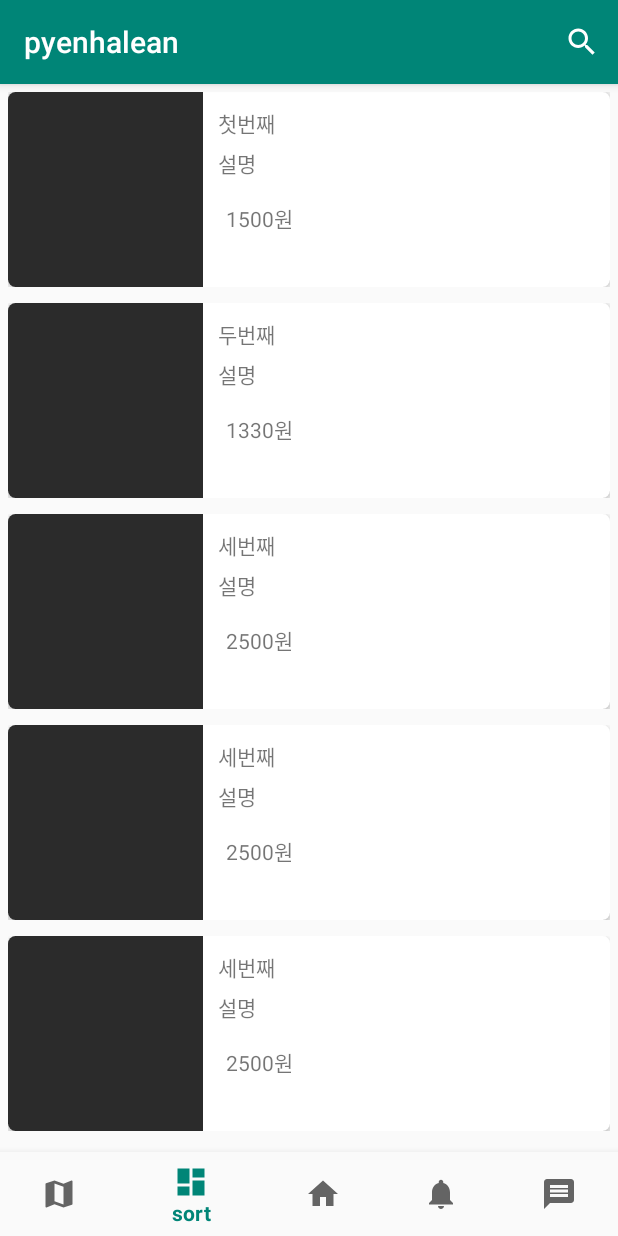
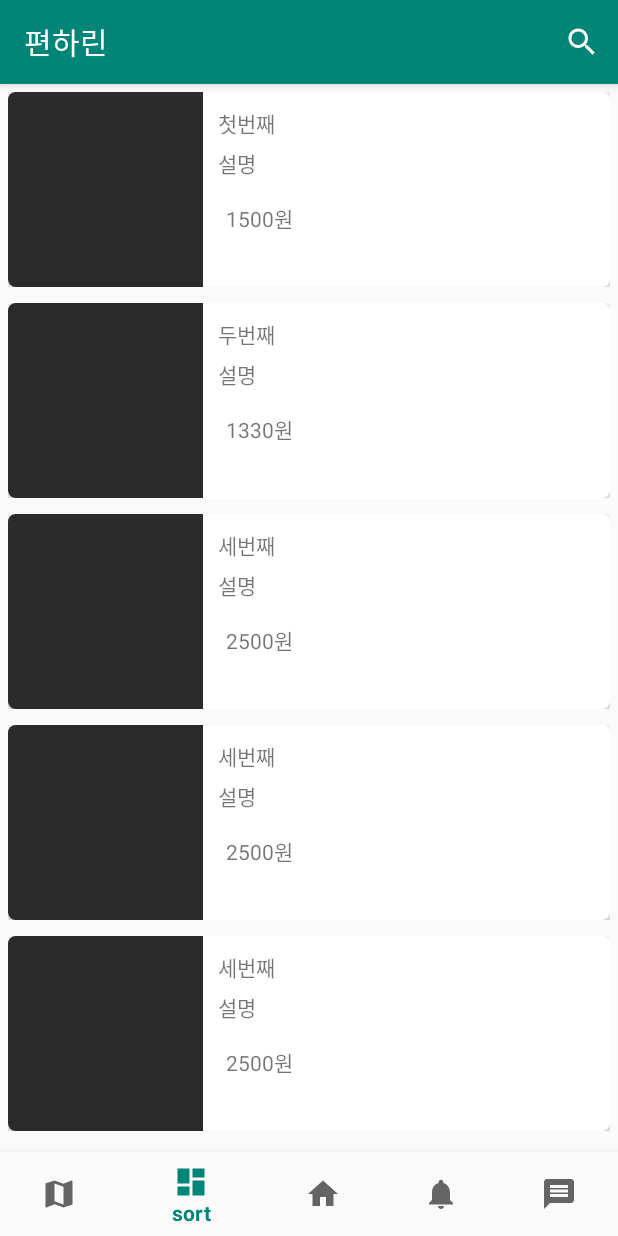
Before and after one commit to CLUG-kr/shop-ads-application, an Android app: the screen it shows after launch (SortActivity), item 2 of the bottom bar chosen, on a phone screen of 412 x 824 dp. Run offline under Robolectric (Android 15) with nearby library versions, the phone set to English and light mode, and no system bars.

Commit message:
change animation

```diff
--- /dev/null
+++ b/pyeonhalin/app/src/main/res/anim/anim_fade_in.xml
@@ -0,0 +1,5 @@
+<?xml version="1.0" encoding="utf-8"?>
+<alpha xmlns:android="http://schemas.android.com/apk/res/android"
+    android:interpolator="@android:anim/accelerate_interpolator"
+    android:fromAlpha="0.0" android:toAlpha="1.0"
+    android:duration="500" />
--- /dev/null
+++ b/pyeonhalin/app/src/main/res/anim/anim_fade_out.xml
@@ -0,0 +1,6 @@
+<?xml version="1.0" encoding="utf-8"?>
+<alpha xmlns:android="http://schemas.android.com/apk/res/android"
+    android:interpolator="@android:anim/accelerate_interpolator"
+    android:fromAlpha="1.0" android:toAlpha="0.0"
+    android:fillAfter="true"
+    android:duration="500" />
--- a/pyeonhalin/app/src/main/res/values/strings.xml
+++ b/pyeonhalin/app/src/main/res/values/strings.xml
@@ -1,5 +1,5 @@
 <resources>
-    <string name="app_name">pyenhalean</string>
+    <string name="app_name">편하린</string>
     <string name="title_home">Home</string>
     <string name="title_dashboard">Dashboard</string>
     <string name="title_notifications">Notifications</string>
```
Also changed, not shown: pyeonhalin/app/src/main/java/com/example/user/pyenhalean/BaseActivity.java (+5 -25 lines), pyeonhalin/app/src/main/res/animator/anim_fade_in.xml (added, +7 -0 lines), pyeonhalin/app/src/main/res/animator/anim_fade_out.xml (added, +7 -0 lines).
